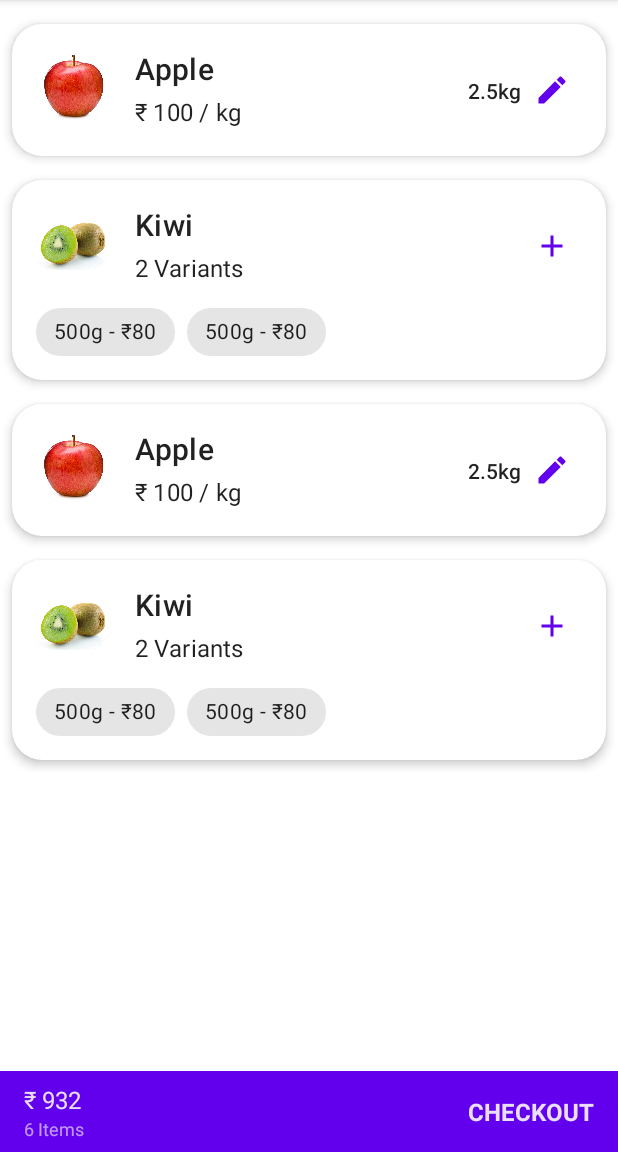
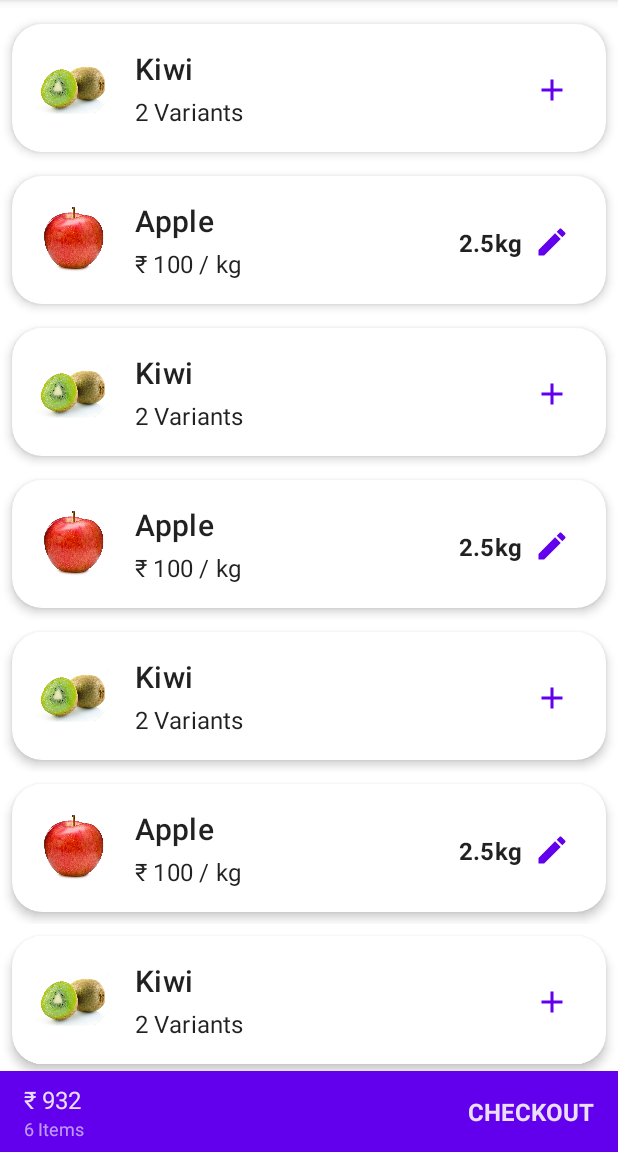
Before and after one commit to imAtulSharma/MyEcom, an Android app: the screen it shows after launch (MainActivity), on a phone screen of 412 x 824 dp, the part 84-1236 px from its top. Run offline under Robolectric (Android 15) with nearby library versions, the light colour scheme and no system bars.

Commit message:
Fix: padding in card Update: UI

```diff
--- a/user-app/build.gradle
+++ b/user-app/build.gradle
@@ -14,6 +14,10 @@ android {
         versionName "1.0"
 
         testInstrumentationRunner "androidx.test.runner.AndroidJUnitRunner"
+    }
+
+    buildFeatures {
+        viewBinding true
     }
 
     buildTypes {
--- a/user-app/src/main/java/com/streamliners/myecom/MainActivity.java
+++ b/user-app/src/main/java/com/streamliners/myecom/MainActivity.java
@@ -3,12 +3,40 @@ package com.streamliners.myecom;
 import androidx.appcompat.app.AppCompatActivity;
 
 import android.os.Bundle;
+import android.view.View;
+
+import com.streamliners.myecom.databinding.ActivityMainBinding;
+import com.streamliners.myecom.databinding.ItemVbProductBinding;
+import com.streamliners.myecom.databinding.ItemWbProductBinding;
 
 public class MainActivity extends AppCompatActivity {
+    ActivityMainBinding mainBinding;
 
     @Override
     protected void onCreate(Bundle savedInstanceState) {
         super.onCreate(savedInstanceState);
-        setContentView(R.layout.activity_main);
+
+        mainBinding = ActivityMainBinding.inflate(getLayoutInflater());
+        setContentView(mainBinding.getRoot());
+
+        for (int i = 1; i <= 10; i++) {
+                ItemWbProductBinding wbCardBinding = ItemWbProductBinding.inflate(getLayoutInflater());
+
+                ItemVbProductBinding vbCardBinding = ItemVbProductBinding.inflate(getLayoutInflater());
+                vbCardBinding.btnVariants.setOnClickListener(view -> {
+                    if (vbCardBinding.btnVariants.getRotation() == 180) {
+                        vbCardBinding.btnVariants.setRotation(0);
+                        vbCardBinding.variants.setVisibility(View.GONE);
+                        vbCardBinding.cl.setPadding(0, 0, 0, 56);
+                        return;
+                    }
+                    vbCardBinding.btnVariants.setRotation(180);
+                    vbCardBinding.variants.setVisibility(View.VISIBLE);
+                    vbCardBinding.cl.setPadding(0, 0, 0, 8);
+                });
+
+                mainBinding.list.addView(vbCardBinding.getRoot());
+                mainBinding.list.addView(wbCardBinding.getRoot());
+        }
     }
 }
--- a/user-app/src/main/res/layout/activity_main.xml
+++ b/user-app/src/main/res/layout/activity_main.xml
@@ -5,6 +5,26 @@
     android:layout_width="match_parent"
     android:layout_height="match_parent"
     tools:context=".MainActivity">
+
+    <ScrollView
+        android:layout_width="match_parent"
+        android:layout_height="0dp"
+        android:orientation="vertical"
+        app:layout_constraintEnd_toEndOf="parent"
+        app:layout_constraintTop_toTopOf="parent"
+        app:layout_constraintStart_toStartOf="parent"
+        app:layout_constraintBottom_toTopOf="@+id/cart_summary">
+
+        <LinearLayout
+            android:id="@+id/list"
+            android:layout_width="match_parent"
+            android:layout_height="wrap_content"
+            android:paddingTop="8dp"
+            android:paddingBottom="8dp"
+            android:layout_marginBottom="8dp"
+            android:orientation="vertical" />
+
+    </ScrollView>
 
     <androidx.constraintlayout.widget.ConstraintLayout
         android:id="@+id/cart_summary"
@@ -57,21 +77,4 @@
 
     </androidx.constraintlayout.widget.ConstraintLayout>
 
-    <LinearLayout
-        android:layout_width="match_parent"
-        android:layout_height="match_parent"
-        android:orientation="vertical"
-        android:layout_marginTop="8dp"
-        app:layout_constraintEnd_toEndOf="parent"
-        app:layout_constraintTop_toTopOf="parent"
-        app:layout_constraintStart_toStartOf="parent"
-        app:layout_constraintBottom_toBottomOf="parent">
-
-        <include layout="@layout/item_wb_product" />
-        <include layout="@layout/item_vb_product"/>
-        <include layout="@layout/item_wb_product" />
-        <include layout="@layout/item_vb_product"/>
-
-    </LinearLayout>
-
 </androidx.constraintlayout.widget.ConstraintLayout>
--- a/user-app/src/main/res/layout/item_vb_product.xml
+++ b/user-app/src/main/res/layout/item_vb_product.xml
@@ -9,6 +9,8 @@
         android:id="@+id/product">
 
         <androidx.constraintlayout.widget.ConstraintLayout
+            android:id="@+id/cl"
+            android:paddingBottom="16dp"
             android:layout_width="match_parent"
             android:layout_height="wrap_content">
 
@@ -76,7 +78,7 @@
                 android:layout_height="wrap_content"
                 android:layout_marginStart="@dimen/margin_default"
                 android:layout_marginTop="8dp"
-                android:layout_marginBottom="8dp"
+                android:visibility="gone"
                 app:layout_constraintBottom_toBottomOf="parent"
                 app:layout_constraintStart_toStartOf="parent"
                 app:layout_constraintTop_toBottomOf="@+id/subtitle_product"
@@ -104,7 +106,8 @@
 
             <TextView
                 android:id="@+id/quantity"
-                style="@style/TextAppearance.MaterialComponents.Headline6"
+                android:textStyle="bold"
+                style="@style/TextAppearance.MaterialComponents.Subtitle1"
                 android:layout_width="wrap_content"
                 android:layout_height="match_parent"
                 android:layout_margin="16dp"
--- a/user-app/src/main/res/layout/item_wb_product.xml
+++ b/user-app/src/main/res/layout/item_wb_product.xml
@@ -9,6 +9,7 @@
         android:id="@+id/product">
 
         <androidx.constraintlayout.widget.ConstraintLayout
+            android:paddingBottom="16dp"
             android:layout_width="match_parent"
             android:layout_height="wrap_content">
 
@@ -80,13 +81,13 @@
                 style="@style/img_btn"
                 android:contentDescription="@string/desc_product_add"
                 android:src="@drawable/ic_edit"
-                app:layout_constraintBottom_toBottomOf="parent"
                 app:layout_constraintEnd_toEndOf="parent"
                 app:layout_constraintTop_toTopOf="parent" />
 
             <TextView
                 android:id="@+id/quantity"
-                style="@style/TextAppearance.MaterialComponents.Subtitle2"
+                android:textStyle="bold"
+                style="@style/TextAppearance.MaterialComponents.Subtitle1"
                 android:layout_width="wrap_content"
                 android:layout_height="match_parent"
                 android:layout_marginEnd="8dp"
```
